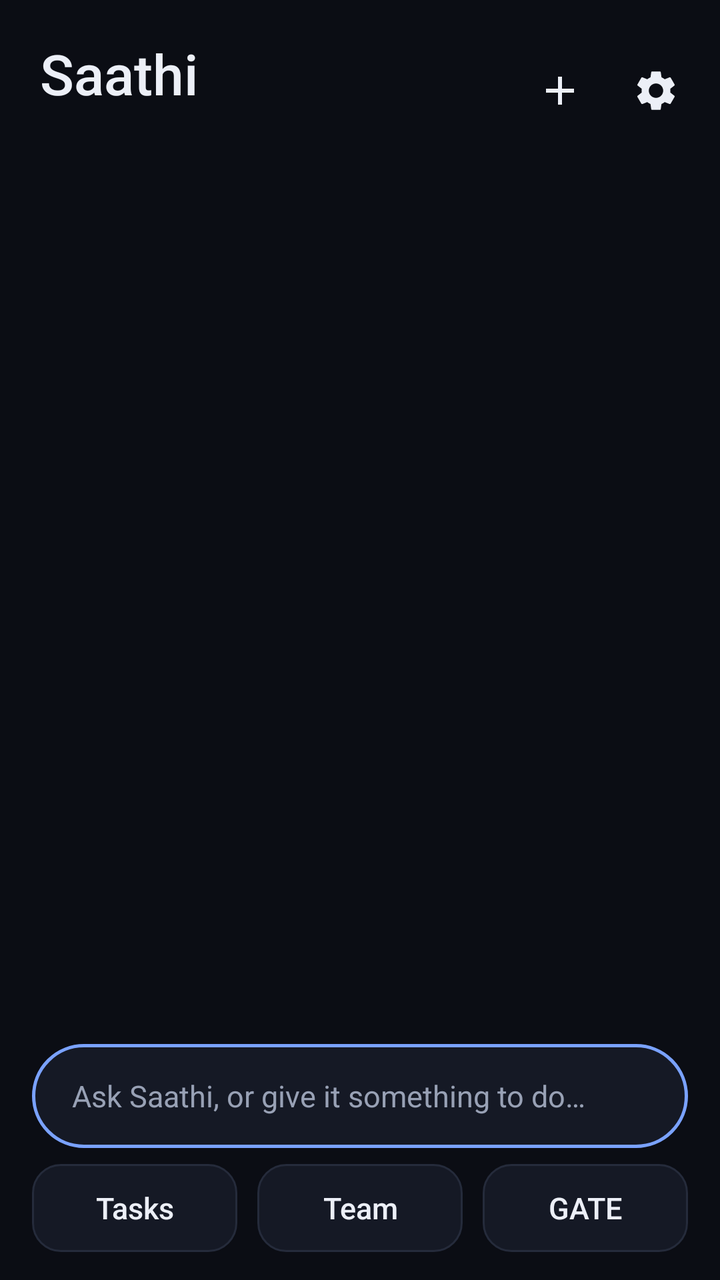
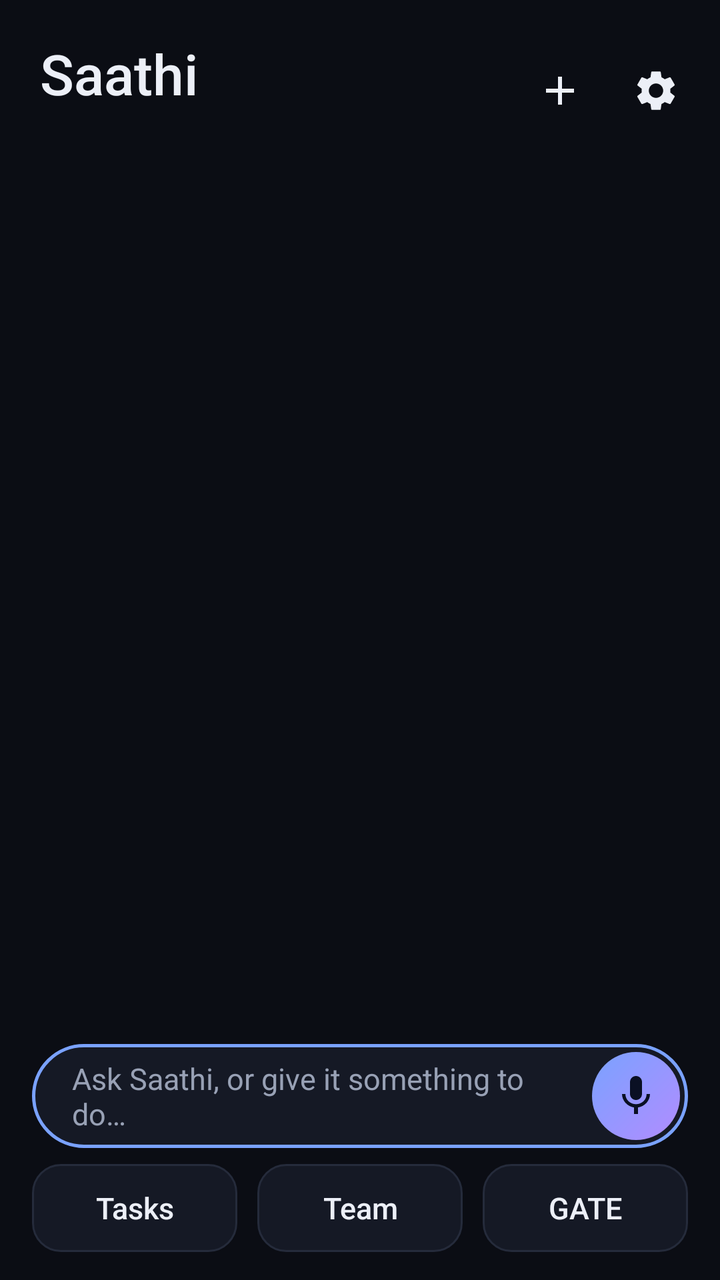

Two renders of the same Android screen: before a commit and after it. Below are the layout's source before the change and the commit's diff.
<!-- AndroidManifest.xml: application theme AppTheme -->
<!-- res/layout/activity_main.xml -->
<?xml version="1.0" encoding="utf-8"?>
<LinearLayout xmlns:android="http://schemas.android.com/apk/res/android"
    android:layout_width="match_parent"
    android:layout_height="match_parent"
    android:orientation="vertical">

    <LinearLayout
        android:layout_width="match_parent"
        android:layout_height="wrap_content"
        android:gravity="center_vertical"
        android:orientation="horizontal"
        android:paddingStart="20dp"
        android:paddingTop="18dp"
        android:paddingEnd="8dp"
        android:paddingBottom="6dp">

        <LinearLayout
            android:layout_width="0dp"
            android:layout_height="wrap_content"
            android:layout_weight="1"
            android:orientation="vertical">

            <TextView
                android:layout_width="wrap_content"
                android:layout_height="wrap_content"
                android:id="@+id/brand"
                android:fontFamily="sans-serif-medium"
                android:text="Saathi"
                android:textColor="@color/text"
                android:textSize="28sp" />

            <TextView
                android:id="@+id/subtitle"
                android:layout_width="wrap_content"
                android:layout_height="wrap_content"
                android:textColor="@color/sub"
                android:textSize="13sp" />
        </LinearLayout>

        <ImageButton
            android:id="@+id/btnAdd"
            android:layout_width="48dp"
            android:layout_height="48dp"
            android:background="?android:attr/selectableItemBackgroundBorderless"
            android:contentDescription="Add a link or note"
            android:src="@drawable/ic_add"
            android:tint="@color/text" />

        <ImageButton
            android:id="@+id/btnSettings"
            android:layout_width="48dp"
            android:layout_height="48dp"
            android:background="?android:attr/selectableItemBackgroundBorderless"
            android:contentDescription="Settings"
            android:src="@drawable/ic_settings"
            android:tint="@color/text" />
    </LinearLayout>

    <TextView
        android:id="@+id/banner"
        android:layout_width="match_parent"
        android:layout_height="wrap_content"
        android:layout_marginStart="16dp"
        android:layout_marginTop="8dp"
        android:layout_marginEnd="16dp"
        android:background="@drawable/bg_card"
        android:lineSpacingExtra="3dp"
        android:padding="14dp"
        android:textColor="@color/amber"
        android:textSize="14sp"
        android:visibility="gone" />

    <HorizontalScrollView
        android:layout_width="match_parent"
        android:layout_height="wrap_content"
        android:layout_marginTop="12dp"
        android:scrollbars="none">

        <LinearLayout
            android:id="@+id/chips"
            android:layout_width="wrap_content"
            android:layout_height="wrap_content"
            android:orientation="horizontal"
            android:paddingStart="16dp"
            android:paddingEnd="16dp" />
    </HorizontalScrollView>

    <FrameLayout
        android:layout_width="match_parent"
        android:layout_height="0dp"
        android:layout_marginTop="8dp"
        android:layout_weight="1">

        <ListView
            android:id="@+id/list"
            android:layout_width="match_parent"
            android:layout_height="match_parent"
            android:clipToPadding="false"
            android:divider="@null"
            android:dividerHeight="0dp"
            android:listSelector="@android:color/transparent"
            android:paddingBottom="24dp"
            android:scrollbars="none" />

        <TextView
            android:id="@+id/empty"
            android:layout_width="match_parent"
            android:layout_height="wrap_content"
            android:layout_gravity="center"
            android:gravity="center"
            android:lineSpacingExtra="4dp"
            android:padding="36dp"
            android:textColor="@color/sub"
            android:textSize="15sp"
            android:visibility="gone" />
    </FrameLayout>

    <TextView
        android:id="@+id/btnAsk"
        android:layout_width="match_parent"
        android:layout_height="52dp"
        android:layout_marginStart="16dp"
        android:layout_marginTop="8dp"
        android:layout_marginEnd="16dp"
        android:background="@drawable/bg_ask"
        android:gravity="center_vertical"
        android:paddingStart="20dp"
        android:paddingEnd="20dp"
        android:text="Ask Saathi, or give it something to do…"
        android:textColor="@color/sub"
        android:textSize="15sp" />

    <LinearLayout
        android:layout_width="match_parent"
        android:layout_height="wrap_content"
        android:orientation="horizontal"
        android:paddingStart="16dp"
        android:paddingTop="8dp"
        android:paddingEnd="16dp"
        android:paddingBottom="14dp">

        <TextView
            android:id="@+id/btnTasks"
            style="@style/BtnGhost"
            android:layout_width="0dp"
            android:layout_height="44dp"
            android:layout_marginEnd="5dp"
            android:layout_weight="1"
            android:text="Tasks" />

        <TextView
            android:id="@+id/btnTeam"
            style="@style/BtnGhost"
            android:layout_width="0dp"
            android:layout_height="44dp"
            android:layout_marginStart="5dp"
            android:layout_marginEnd="5dp"
            android:layout_weight="1"
            android:text="Team" />

        <TextView
            android:id="@+id/btnGate"
            style="@style/BtnGhost"
            android:layout_width="0dp"
            android:layout_height="44dp"
            android:layout_marginStart="5dp"
            android:layout_weight="1"
            android:text="GATE" />
    </LinearLayout>
</LinearLayout>
<!-- resources referenced by this layout -->
<resources>
  <color name="amber">#FBBF24</color>
  <color name="sub">#98A1B5</color>
  <color name="text">#ECEFF7</color>
  <!-- drawable bg_ask (drawable) -->
  <?xml version="1.0" encoding="utf-8"?>
  <shape xmlns:android="http://schemas.android.com/apk/res/android" android:shape="rectangle">
      <solid android:color="@color/card" />
      <stroke android:width="1.5dp" android:color="@color/accent" />
      <corners android:radius="26dp" />
  </shape>
  <!-- drawable bg_card (drawable) -->
  <?xml version="1.0" encoding="utf-8"?>
  <shape xmlns:android="http://schemas.android.com/apk/res/android" android:shape="rectangle">
      <solid android:color="@color/card" />
      <stroke android:width="1dp" android:color="@color/stroke" />
      <corners android:radius="18dp" />
  </shape>
  <!-- drawable ic_add (drawable) -->
  <vector xmlns:android="http://schemas.android.com/apk/res/android" android:width="24dp" android:height="24dp" android:viewportWidth="24" android:viewportHeight="24">
      <path android:fillColor="#FFFFFF" android:pathData="M19,13h-6v6h-2v-6H5v-2h6V5h2v6h6v2z" />
  </vector>
  <style name="BtnGhost" parent="Btn">
          <item name="android:background">@drawable/bg_btn_ghost</item>
          <item name="android:textColor">@color/text</item>
      </style>
  <style name="AppTheme" parent="@android:style/Theme.Material.NoActionBar">
          <item name="android:windowBackground">@color/bg</item>
          <item name="android:statusBarColor">@color/bg</item>
          <item name="android:navigationBarColor">@color/bg</item>
          <item name="android:colorAccent">@color/accent</item>
          <item name="android:textColorPrimary">@color/text</item>
          <item name="android:textColorSecondary">@color/sub</item>
      </style>
  <color name="card">#151925</color>
  <color name="accent">#7AA2FF</color>
  <color name="stroke">#252B3B</color>
  <style name="Btn">
          <item name="android:layout_width">match_parent</item>
          <item name="android:layout_height">48dp</item>
          <item name="android:gravity">center</item>
          <item name="android:textSize">15sp</item>
          <item name="android:fontFamily">sans-serif-medium</item>
          <item name="android:background">@drawable/bg_btn</item>
          <item name="android:textColor">@color/onAccent</item>
          <item name="android:clickable">true</item>
          <item name="android:focusable">true</item>
      </style>
  <!-- drawable bg_btn_ghost (drawable) -->
  <?xml version="1.0" encoding="utf-8"?>
  <shape xmlns:android="http://schemas.android.com/apk/res/android" android:shape="rectangle">
      <solid android:color="@color/card" />
      <stroke android:width="1dp" android:color="@color/stroke" />
      <corners android:radius="14dp" />
  </shape>
  <color name="bg">#0B0D14</color>
  <!-- drawable bg_btn (drawable) -->
  <?xml version="1.0" encoding="utf-8"?>
  <shape xmlns:android="http://schemas.android.com/apk/res/android" android:shape="rectangle">
      <gradient android:angle="0" android:endColor="@color/accent2" android:startColor="@color/accent" />
      <corners android:radius="14dp" />
  </shape>
  <color name="onAccent">#0A1024</color>
  <color name="accent2">#B18CFF</color>
  <!-- unchanged entries left out for length: 1 -->
</resources>

<!-- the commit's change to res/layout/activity_main.xml (unified diff, before → after) -->
@@ -115,8 +115,7 @@
             android:visibility="gone" />
     </FrameLayout>
 
-    <TextView
-        android:id="@+id/btnAsk"
+    <LinearLayout
         android:layout_width="match_parent"
         android:layout_height="52dp"
         android:layout_marginStart="16dp"
@@ -124,11 +123,30 @@
         android:layout_marginEnd="16dp"
         android:background="@drawable/bg_ask"
         android:gravity="center_vertical"
-        android:paddingStart="20dp"
-        android:paddingEnd="20dp"
-        android:text="Ask Saathi, or give it something to do…"
-        android:textColor="@color/sub"
-        android:textSize="15sp" />
+        android:orientation="horizontal">
+
+        <TextView
+            android:id="@+id/btnAsk"
+            android:layout_width="0dp"
+            android:layout_height="match_parent"
+            android:layout_weight="1"
+            android:gravity="center_vertical"
+            android:paddingStart="20dp"
+            android:paddingEnd="8dp"
+            android:text="Ask Saathi, or give it something to do…"
+            android:textColor="@color/sub"
+            android:textSize="15sp" />
+
+        <ImageButton
+            android:id="@+id/btnVoice"
+            android:layout_width="44dp"
+            android:layout_height="44dp"
+            android:layout_marginEnd="4dp"
+            android:background="@drawable/bg_mic"
+            android:contentDescription="Talk to Saathi"
+            android:src="@drawable/ic_mic"
+            android:tint="@color/onAccent" />
+    </LinearLayout>
 
     <LinearLayout
         android:layout_width="match_parent"
<!-- resource entries referenced after the edit -->
@@ -17,9 +17,18 @@
       <stroke android:width="1dp" android:color="@color/stroke" />
       <corners android:radius="18dp" />
   </shape>
+  <!-- drawable bg_mic (drawable) -->
+  <?xml version="1.0" encoding="utf-8"?>
+  <shape xmlns:android="http://schemas.android.com/apk/res/android" android:shape="oval">
+      <gradient android:angle="315" android:endColor="@color/accent2" android:startColor="@color/accent" />
+  </shape>
   <!-- drawable ic_add (drawable) -->
   <vector xmlns:android="http://schemas.android.com/apk/res/android" android:width="24dp" android:height="24dp" android:viewportWidth="24" android:viewportHeight="24">
       <path android:fillColor="#FFFFFF" android:pathData="M19,13h-6v6h-2v-6H5v-2h6V5h2v6h6v2z" />
+  </vector>
+  <!-- drawable ic_mic (drawable) -->
+  <vector xmlns:android="http://schemas.android.com/apk/res/android" android:width="24dp" android:height="24dp" android:viewportWidth="24" android:viewportHeight="24">
+      <path android:fillColor="#FFFFFF" android:pathData="M12,14c1.66,0 2.99,-1.34 2.99,-3L15,5c0,-1.66 -1.34,-3 -3,-3S9,3.34 9,5v6c0,1.66 1.34,3 3,3zM17.3,11c0,3 -2.54,5.1 -5.3,5.1S6.7,14 6.7,11L5,11c0,3.41 2.72,6.23 6,6.72L11,21h2v-3.28c3.28,-0.48 6,-3.3 6,-6.72h-1.7z" />
   </vector>
   <style name="BtnGhost" parent="Btn">
           <item name="android:background">@drawable/bg_btn_ghost</item>
